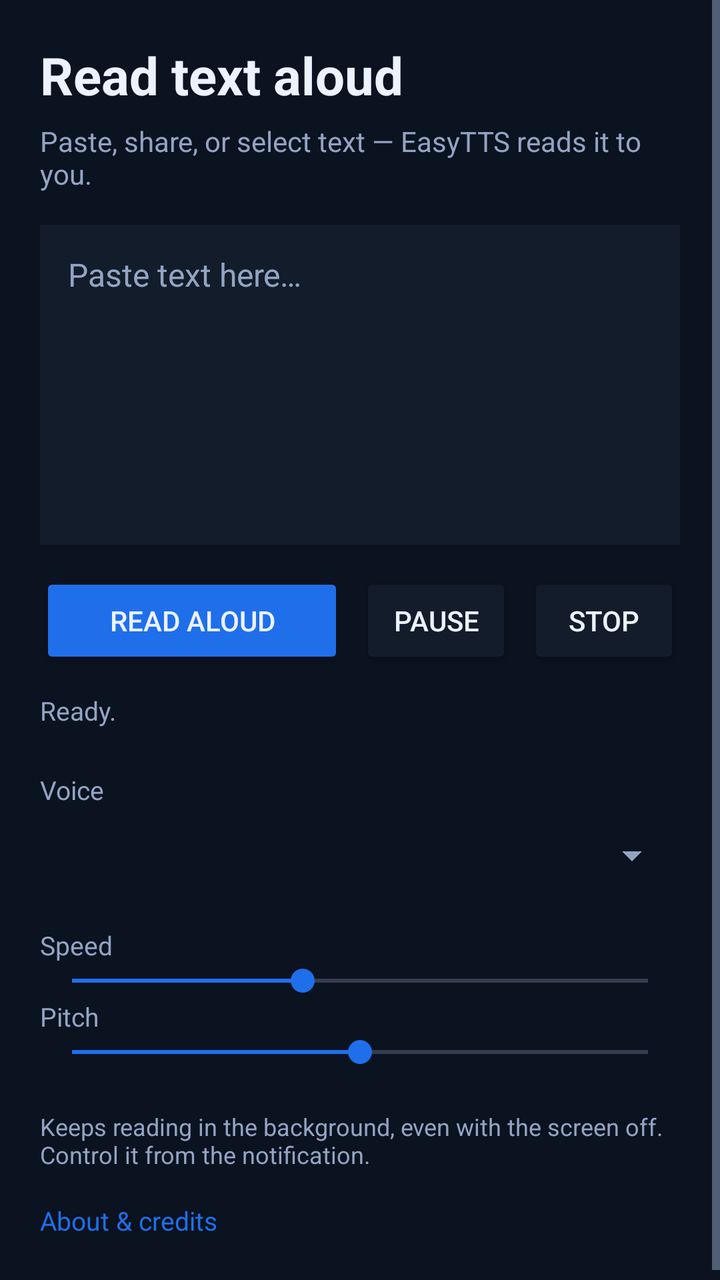
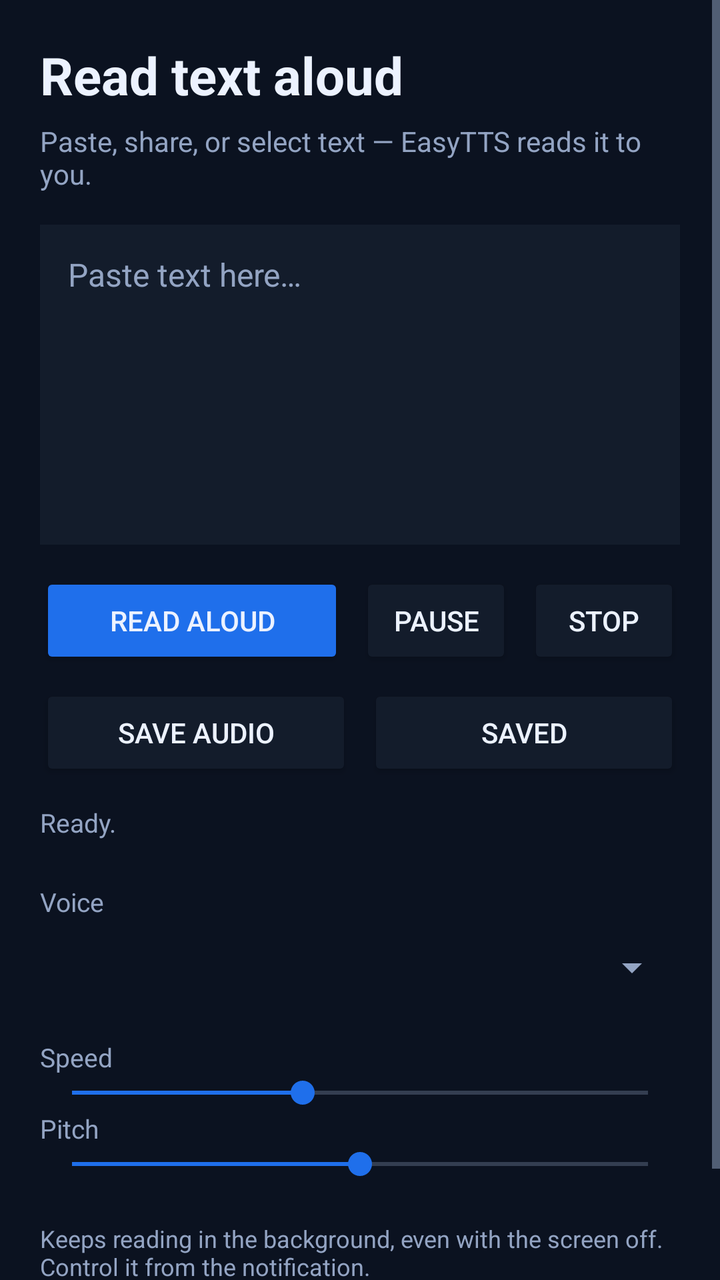

Two renders of the same Android screen: before a commit and after it. Below are the layout's source before the change and the commit's diff.
<!-- AndroidManifest.xml: application theme AppTheme -->
<!-- res/layout/activity_main.xml -->
<?xml version="1.0" encoding="utf-8"?>
<ScrollView xmlns:android="http://schemas.android.com/apk/res/android"
    android:layout_width="match_parent"
    android:layout_height="match_parent"
    android:background="@color/background"
    android:fillViewport="true">

    <LinearLayout
        android:layout_width="match_parent"
        android:layout_height="wrap_content"
        android:orientation="vertical"
        android:padding="20dp">

        <TextView
            android:layout_width="wrap_content"
            android:layout_height="wrap_content"
            android:text="@string/headline"
            android:textColor="@color/text"
            android:textSize="26sp"
            android:textStyle="bold" />

        <TextView
            android:layout_width="match_parent"
            android:layout_height="wrap_content"
            android:layout_marginTop="6dp"
            android:layout_marginBottom="16dp"
            android:text="@string/subline"
            android:textColor="@color/text_muted"
            android:textSize="14sp" />

        <EditText
            android:id="@+id/input"
            android:layout_width="match_parent"
            android:layout_height="wrap_content"
            android:background="@color/surface"
            android:gravity="top|start"
            android:hint="@string/hint_input"
            android:inputType="textMultiLine|textCapSentences"
            android:maxHeight="200dp"
            android:minHeight="160dp"
            android:padding="14dp"
            android:scrollbars="vertical"
            android:textColor="@color/text"
            android:textColorHint="@color/text_muted"
            android:textSize="16sp" />

        <LinearLayout
            android:layout_width="match_parent"
            android:layout_height="wrap_content"
            android:layout_marginTop="14dp"
            android:orientation="horizontal">

            <Button
                android:id="@+id/speak"
                android:layout_width="0dp"
                android:layout_height="wrap_content"
                android:layout_marginEnd="8dp"
                android:layout_weight="2"
                android:backgroundTint="@color/accent"
                android:text="@string/speak"
                android:textColor="@color/text" />

            <Button
                android:id="@+id/pause"
                android:layout_width="0dp"
                android:layout_height="wrap_content"
                android:layout_marginEnd="8dp"
                android:layout_weight="1"
                android:backgroundTint="@color/surface"
                android:text="@string/pause"
                android:textColor="@color/text" />

            <Button
                android:id="@+id/stop"
                android:layout_width="0dp"
                android:layout_height="wrap_content"
                android:layout_weight="1"
                android:backgroundTint="@color/surface"
                android:text="@string/stop"
                android:textColor="@color/text" />
        </LinearLayout>

        <TextView
            android:id="@+id/status"
            android:layout_width="match_parent"
            android:layout_height="wrap_content"
            android:layout_marginTop="12dp"
            android:text="@string/status_ready"
            android:textColor="@color/text_muted"
            android:textSize="13sp" />

        <TextView
            android:layout_width="wrap_content"
            android:layout_height="wrap_content"
            android:layout_marginTop="22dp"
            android:text="@string/label_voices"
            android:textColor="@color/text_muted"
            android:textSize="13sp" />

        <Spinner
            android:id="@+id/voice"
            android:layout_width="match_parent"
            android:layout_height="wrap_content"
            android:minHeight="48dp" />

        <TextView
            android:layout_width="wrap_content"
            android:layout_height="wrap_content"
            android:layout_marginTop="12dp"
            android:text="@string/label_rate"
            android:textColor="@color/text_muted"
            android:textSize="13sp" />

        <SeekBar
            android:id="@+id/rate"
            android:layout_width="match_parent"
            android:layout_height="wrap_content"
            android:max="250"
            android:progress="100" />

        <TextView
            android:layout_width="wrap_content"
            android:layout_height="wrap_content"
            android:text="@string/label_pitch"
            android:textColor="@color/text_muted"
            android:textSize="13sp" />

        <SeekBar
            android:id="@+id/pitch"
            android:layout_width="match_parent"
            android:layout_height="wrap_content"
            android:max="200"
            android:progress="100" />

        <TextView
            android:layout_width="match_parent"
            android:layout_height="wrap_content"
            android:layout_marginTop="20dp"
            android:text="@string/footer"
            android:textColor="@color/text_muted"
            android:textSize="12sp" />

        <TextView
            android:id="@+id/about"
            android:layout_width="wrap_content"
            android:layout_height="wrap_content"
            android:layout_marginTop="10dp"
            android:background="?android:attr/selectableItemBackground"
            android:clickable="true"
            android:focusable="true"
            android:paddingVertical="6dp"
            android:text="@string/credits_link"
            android:textColor="@color/accent"
            android:textSize="13sp" />
    </LinearLayout>
</ScrollView>
<!-- resources referenced by this layout -->
<resources>
  <color name="accent">#1F6FEB</color>
  <color name="background">#0B1220</color>
  <color name="surface">#131C2B</color>
  <color name="text">#ECF2FF</color>
  <color name="text_muted">#93A4C3</color>
  <string name="credits_link">About &amp; credits</string>
  <string name="footer">Keeps reading in the background, even with the screen off. Control it from the notification.</string>
  <string name="headline">Read text aloud</string>
  <string name="hint_input">Paste text here…</string>
  <string name="label_pitch">Pitch</string>
  <string name="label_rate">Speed</string>
  <string name="label_voices">Voice</string>
  <string name="pause">Pause</string>
  <string name="speak">Read aloud</string>
  <string name="status_ready">Ready.</string>
  <string name="stop">Stop</string>
  <string name="subline">Paste, share, or select text — EasyTTS reads it to you.</string>
  <style name="AppTheme" parent="@android:style/Theme.Material.NoActionBar">
          <item name="android:colorAccent">@color/accent</item>
          <item name="android:windowBackground">@color/background</item>
          <item name="android:statusBarColor">@color/background</item>
          <item name="android:navigationBarColor">@color/background</item>
          <item name="android:textColorPrimary">@color/text</item>
          <item name="android:textColorSecondary">@color/text_muted</item>
      </style>
</resources>

<!-- the commit's change to res/layout/activity_main.xml (unified diff, before → after) -->
@@ -80,6 +80,32 @@
                 android:textColor="@color/text" />
         </LinearLayout>
 
+        <LinearLayout
+            android:layout_width="match_parent"
+            android:layout_height="wrap_content"
+            android:layout_marginTop="8dp"
+            android:orientation="horizontal">
+
+            <Button
+                android:id="@+id/save"
+                android:layout_width="0dp"
+                android:layout_height="wrap_content"
+                android:layout_marginEnd="8dp"
+                android:layout_weight="1"
+                android:backgroundTint="@color/surface"
+                android:text="@string/save_audio"
+                android:textColor="@color/text" />
+
+            <Button
+                android:id="@+id/saved"
+                android:layout_width="0dp"
+                android:layout_height="wrap_content"
+                android:layout_weight="1"
+                android:backgroundTint="@color/surface"
+                android:text="@string/saved"
+                android:textColor="@color/text" />
+        </LinearLayout>
+
         <TextView
             android:id="@+id/status"
             android:layout_width="match_parent"
<!-- resource entries referenced after the edit -->
@@ -13,6 +13,8 @@
   <string name="label_rate">Speed</string>
   <string name="label_voices">Voice</string>
   <string name="pause">Pause</string>
+  <string name="save_audio">Save audio</string>
+  <string name="saved">Saved</string>
   <string name="speak">Read aloud</string>
   <string name="status_ready">Ready.</string>
   <string name="stop">Stop</string>
